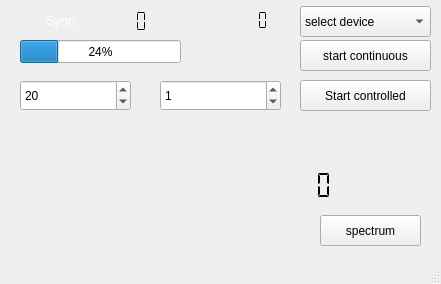
First picture: the form in forms/dabscanner.ui, repository JvanKatwijk/dab-scanner, before the edit.
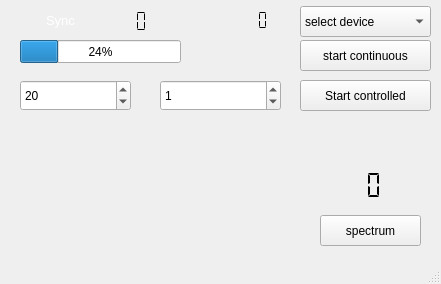
Second picture: the form after the edit.

The edit to the form file:
```diff
--- a/forms/dabscanner.ui
+++ b/forms/dabscanner.ui
@@ -17,12 +17,17 @@
    <widget class="QLabel" name="localTimeDisplay">
     <property name="geometry">
      <rect>
-      <x>210</x>
+      <x>270</x>
       <y>120</y>
-      <width>211</width>
-      <height>31</height>
+      <width>161</width>
+      <height>21</height>
      </rect>
     </property>
+    <property name="font">
+     <font>
+      <pointsize>10</pointsize>
+     </font>
+    </property>
     <property name="text">
      <string/>
     </property>
@@ -201,7 +206,7 @@
    <widget class="QLabel" name="ensembleDisplay">
     <property name="geometry">
      <rect>
-      <x>110</x>
+      <x>140</x>
       <y>170</y>
       <width>171</width>
       <height>31</height>
@@ -217,7 +222,7 @@
    <widget class="QLCDNumber" name="serviceCountDisplay">
     <property name="geometry">
      <rect>
-      <x>280</x>
+      <x>330</x>
       <y>170</y>
       <width>61</width>
       <height>31</height>
@@ -293,15 +298,15 @@
    <widget class="QLabel" name="tii_Label">
     <property name="geometry">
      <rect>
-      <x>360</x>
-      <y>170</y>
-      <width>67</width>
-      <height>31</height>
+      <x>20</x>
+      <y>120</y>
+      <width>231</width>
+      <height>21</height>
      </rect>
     </property>
     <property name="font">
      <font>
-      <pointsize>12</pointsize>
+      <pointsize>10</pointsize>
      </font>
     </property>
     <property name="text">
```
